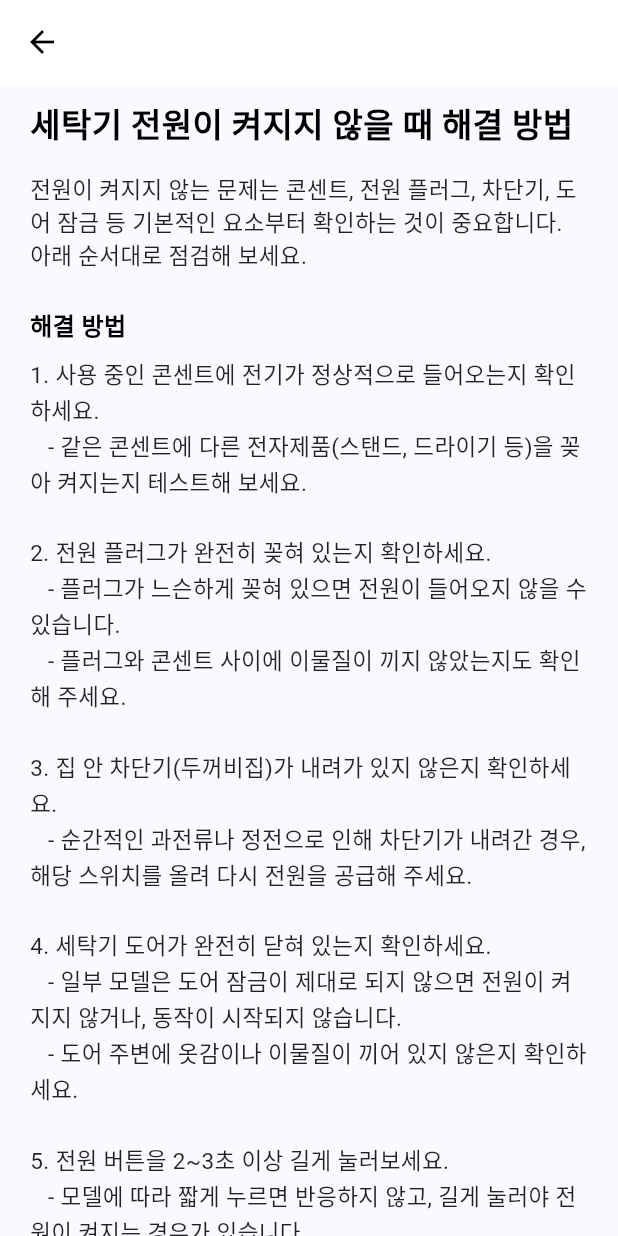
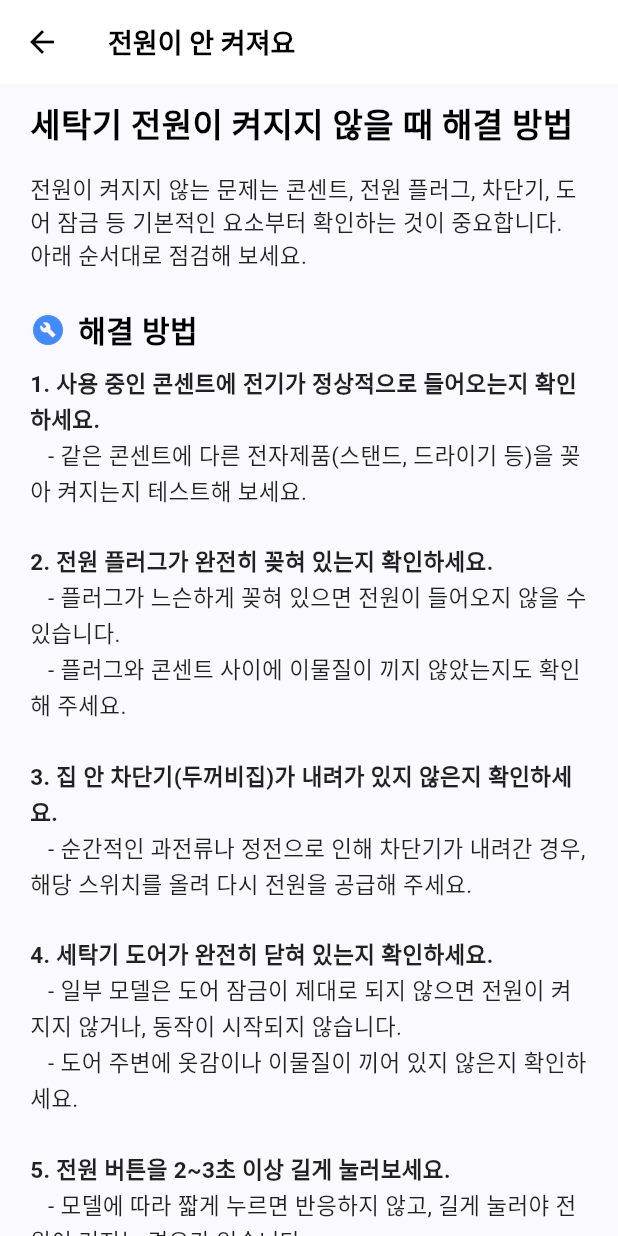
Before and after one commit to jw77668/Mobile_programming_Group, a Flutter app: the HomePage screen opened directly, after a tap on "전원이 안 켜져요", on a phone screen of 412 x 824 dp. Run offline on Flutter 3.47's test engine with Material 3 defaults, Android fonts, the phone set to English and light mode, and no system bars; our stand-ins replace hive, hive_flutter, image_picker, shared_preferences; missing offline and left inert: flutter_quill, syncfusion_flutter_pdfviewer; accounts and stored records are empty; network calls fail.

Commit message:
자주 묻는 질문 디자인 수정

```diff
--- a/lib/pages/FAQ/power_off.dart
+++ b/lib/pages/FAQ/power_off.dart
@@ -1,5 +1,6 @@
 import 'package:flutter/material.dart';
 import '../../widgets/FAQ.dart';
+import '../../widgets/faq_section_header.dart';
 
 class PowerOffFAQ extends StatelessWidget {
   const PowerOffFAQ({super.key});
@@ -8,38 +9,73 @@ class PowerOffFAQ extends StatelessWidget {
   Widget build(BuildContext context) {
     return FAQPage(
       title: "세탁기 전원이 켜지지 않을 때 해결 방법",
+      question: "전원이 안 켜져요",
       summary:
           "전원이 켜지지 않는 문제는 콘센트, 전원 플러그, 차단기, 도어 잠금 등 기본적인 요소부터 확인하는 것이 중요합니다. "
           "아래 순서대로 점검해 보세요.",
       contents: [
         // 해결 방법 제목
-        const Text(
-          "해결 방법",
-          style: TextStyle(
-            fontSize: 16,
-            fontWeight: FontWeight.bold,
-            color: Colors.black,
-          ),
+        const FAQSectionHeader(
+          title: "해결 방법",
+          icon: Icons.build_circle,
+          iconColor: Colors.blueAccent,
         ),
         const SizedBox(height: 8),
 
         // 해결 방법 내용
-        const Text(
-          "1. 사용 중인 콘센트에 전기가 정상적으로 들어오는지 확인하세요.\n"
-          "   - 같은 콘센트에 다른 전자제품(스탠드, 드라이기 등)을 꽂아 켜지는지 테스트해 보세요.\n\n"
-          "2. 전원 플러그가 완전히 꽂혀 있는지 확인하세요.\n"
-          "   - 플러그가 느슨하게 꽂혀 있으면 전원이 들어오지 않을 수 있습니다.\n"
-          "   - 플러그와 콘센트 사이에 이물질이 끼지 않았는지도 확인해 주세요.\n\n"
-          "3. 집 안 차단기(두꺼비집)가 내려가 있지 않은지 확인하세요.\n"
-          "   - 순간적인 과전류나 정전으로 인해 차단기가 내려간 경우, 해당 스위치를 올려 다시 전원을 공급해 주세요.\n\n"
-          "4. 세탁기 도어가 완전히 닫혀 있는지 확인하세요.\n"
-          "   - 일부 모델은 도어 잠금이 제대로 되지 않으면 전원이 켜지지 않거나, 동작이 시작되지 않습니다.\n"
-          "   - 도어 주변에 옷감이나 이물질이 끼어 있지 않은지 확인하세요.\n\n"
-          "5. 전원 버튼을 2~3초 이상 길게 눌러보세요.\n"
-          "   - 모델에 따라 짧게 누르면 반응하지 않고, 길게 눌러야 전원이 켜지는 경우가 있습니다.\n\n"
-          "6. 정전 후 일정 시간 대기 후 다시 시도해 보세요.\n"
-          "   - 정전 또는 전압 불안정 후에는 내부 보호 회로로 인해 잠시 대기 시간이 필요할 수 있습니다.",
-          style: TextStyle(fontSize: 15, height: 1.5, color: Colors.black87),
+        const Text.rich(
+          TextSpan(
+            style: TextStyle(fontSize: 15, height: 1.5, color: Colors.black87),
+            children: [
+              TextSpan(
+                text: "1. 사용 중인 콘센트에 전기가 정상적으로 들어오는지 확인하세요.\n",
+                style: TextStyle(fontWeight: FontWeight.bold),
+              ),
+              TextSpan(
+                text:
+                    "   - 같은 콘센트에 다른 전자제품(스탠드, 드라이기 등)을 꽂아 켜지는지 테스트해 보세요.\n\n",
+              ),
+              TextSpan(
+                text: "2. 전원 플러그가 완전히 꽂혀 있는지 확인하세요.\n",
+                style: TextStyle(fontWeight: FontWeight.bold),
+              ),
+              TextSpan(text: "   - 플러그가 느슨하게 꽂혀 있으면 전원이 들어오지 않을 수 있습니다.\n"),
+              TextSpan(text: "   - 플러그와 콘센트 사이에 이물질이 끼지 않았는지도 확인해 주세요.\n\n"),
+              TextSpan(
+                text: "3. 집 안 차단기(두꺼비집)가 내려가 있지 않은지 확인하세요.\n",
+                style: TextStyle(fontWeight: FontWeight.bold),
+              ),
+              TextSpan(
+                text:
+                    "   - 순간적인 과전류나 정전으로 인해 차단기가 내려간 경우, 해당 스위치를 올려 다시 전원을 공급해 주세요.\n\n",
+              ),
+              TextSpan(
+                text: "4. 세탁기 도어가 완전히 닫혀 있는지 확인하세요.\n",
+                style: TextStyle(fontWeight: FontWeight.bold),
+              ),
+              TextSpan(
+                text:
+                    "   - 일부 모델은 도어 잠금이 제대로 되지 않으면 전원이 켜지지 않거나, 동작이 시작되지 않습니다.\n",
+              ),
+              TextSpan(text: "   - 도어 주변에 옷감이나 이물질이 끼어 있지 않은지 확인하세요.\n\n"),
+              TextSpan(
+                text: "5. 전원 버튼을 2~3초 이상 길게 눌러보세요.\n",
+                style: TextStyle(fontWeight: FontWeight.bold),
+              ),
+              TextSpan(
+                text:
+                    "   - 모델에 따라 짧게 누르면 반응하지 않고, 길게 눌러야 전원이 켜지는 경우가 있습니다.\n\n",
+              ),
+              TextSpan(
+                text: "6. 정전 후 일정 시간 대기 후 다시 시도해 보세요.\n",
+                style: TextStyle(fontWeight: FontWeight.bold),
+              ),
+              TextSpan(
+                text:
+                    "   - 정전 또는 전압 불안정 후에는 내부 보호 회로로 인해 잠시 대기 시간이 필요할 수 있습니다.",
+              ),
+            ],
+          ),
         ),
 
         const SizedBox(height: 24),
@@ -54,13 +90,10 @@ class PowerOffFAQ extends StatelessWidget {
         // const SizedBox(height: 24),
 
         // 주의 사항 제목
-        const Text(
-          "주의 사항",
-          style: TextStyle(
-            fontSize: 16,
-            fontWeight: FontWeight.bold,
-            color: Colors.black,
-          ),
+        const FAQSectionHeader(
+          title: "주의 사항",
+          icon: Icons.warning_amber_rounded,
+          iconColor: Colors.orangeAccent,
         ),
         const SizedBox(height: 8),
 
--- a/lib/widgets/FAQ.dart
+++ b/lib/widgets/FAQ.dart
@@ -5,12 +5,14 @@ class FAQPage extends StatelessWidget {
   final String title; // 제목
   final String summary; // 개요
   final List<Widget> contents; // 본문 (해결방법, 주의사항, 이미지 포함 가능)
+  final String question; // 상단바에 표시할 질문
 
   const FAQPage({
     super.key,
     required this.title,
     required this.summary,
     required this.contents,
+    required this.question,
   });
 
   @override
@@ -26,6 +28,11 @@ class FAQPage extends StatelessWidget {
             );
           },
         ),
+        title: Text(
+          question,
+          style: const TextStyle(fontSize: 18, fontWeight: FontWeight.w600),
+        ),
+        centerTitle: false,
         elevation: 0,
         backgroundColor: Colors.white,
         foregroundColor: Colors.black,
--- /dev/null
+++ b/lib/widgets/faq_section_header.dart
@@ -0,0 +1,32 @@
+import 'package:flutter/material.dart';
+
+class FAQSectionHeader extends StatelessWidget {
+  final String title;
+  final IconData icon;
+  final Color iconColor;
+
+  const FAQSectionHeader({
+    super.key,
+    required this.title,
+    required this.icon,
+    required this.iconColor,
+  });
+
+  @override
+  Widget build(BuildContext context) {
+    return Row(
+      children: [
+        Icon(icon, color: iconColor, size: 24),
+        const SizedBox(width: 8),
+        Text(
+          title,
+          style: const TextStyle(
+            fontSize: 20,
+            fontWeight: FontWeight.bold,
+            color: Colors.black,
+          ),
+        ),
+      ],
+    );
+  }
+}
```
Also changed, not shown: lib/pages/FAQ/bad_smell.dart (+64 -31 lines), lib/pages/FAQ/filter_clean.dart (+50 -24 lines), lib/pages/FAQ/noise.dart (+55 -30 lines).
